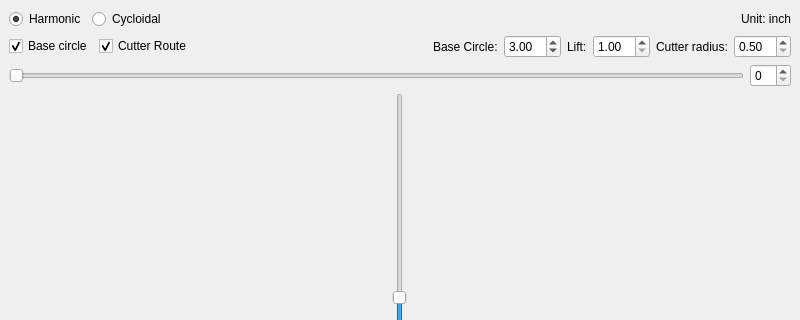
Old version of the form core/main.ui in the repository 40323230/camProfile; both pictures show x 0 to 800 and y 0 to 320 of the 800 by 600 pixel window.
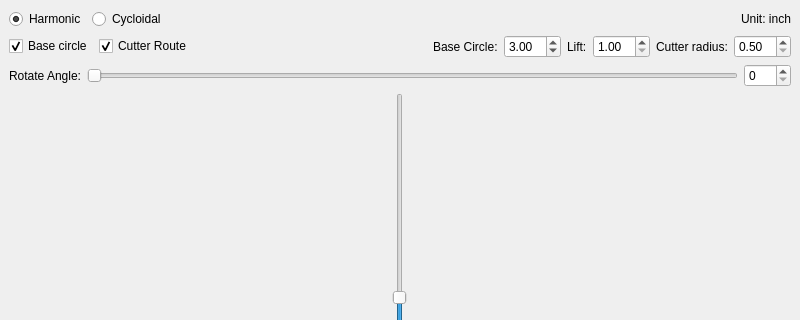
New version of the form.

Patch:
```diff
--- a/core/main.ui
+++ b/core/main.ui
@@ -155,6 +155,13 @@
     </item>
     <item>
      <layout class="QHBoxLayout" name="horizontalLayout_3">
+      <item>
+       <widget class="QLabel" name="label_5">
+        <property name="text">
+         <string>Rotate Angle:</string>
+        </property>
+       </widget>
+      </item>
       <item>
        <widget class="QSlider" name="rotateBar">
         <property name="maximum">
@@ -166,7 +173,14 @@
        </widget>
       </item>
       <item>
-       <widget class="QSpinBox" name="spinBox"/>
+       <widget class="QSpinBox" name="rotateAngle">
+        <property name="maximum">
+         <number>360</number>
+        </property>
+        <property name="singleStep">
+         <number>10</number>
+        </property>
+       </widget>
       </item>
      </layout>
     </item>
```
